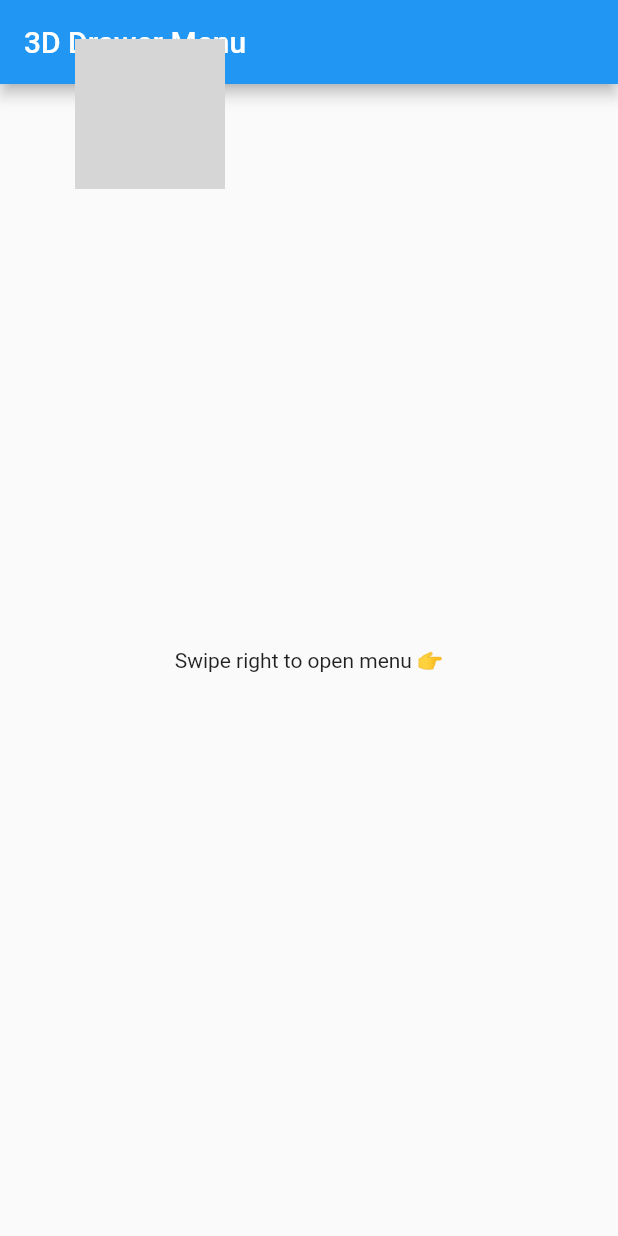
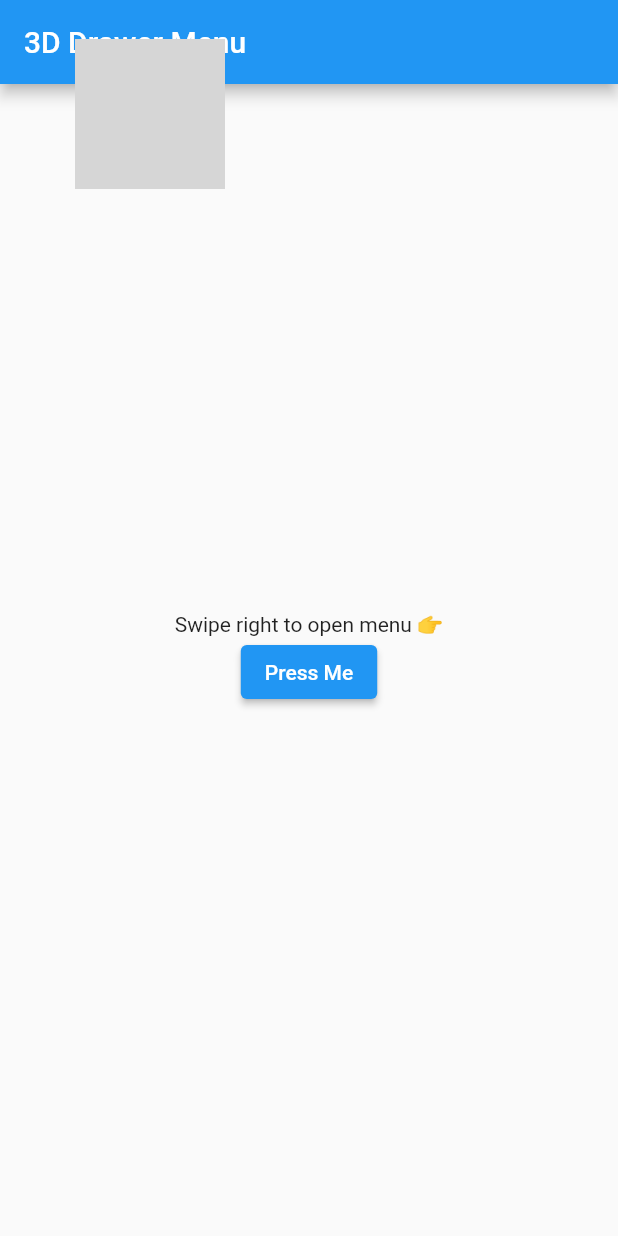
Before and after one commit to Mwita04/flutter_menu, a Flutter app: the screen it shows after launch, on a phone screen of 412 x 824 dp. Run offline on Flutter 3.47's test engine with Material 2 defaults, Android fonts, the phone set to English and light mode, and no system bars; network calls fail; grey boxes are pictures that could not be loaded.

Commit message:
commit on master

```diff
--- a/lib/main.dart
+++ b/lib/main.dart
@@ -1,4 +1,5 @@
 // ignore_for_file: use_key_in_widget_constructors, prefer_const_constructors, prefer_const_literals_to_create_immutables
+// --https://www.youtube.com/watch?v=ZHRhSFXqHJY&list=WL&index=10-- Link to the Video
 
 import 'package:flutter/material.dart';
 import 'dart:math';
@@ -120,28 +121,57 @@ class _HomePageState extends State<HomePage> {
           TweenAnimationBuilder(
               tween: Tween<double>(begin: 0, end: value),
               duration: Duration(milliseconds: 500),
+              curve: Curves.easeIn,
               builder: (_, double val, __) {
                 return (
                     //Lets create a transform widget
                     Transform(
+                  alignment: Alignment.center,
                   transform: Matrix4.identity()
                     ..setEntry(3, 2, 0.001)
-                    ..setEntry(
-                        0,
-                        3,
-                        200 *
-                            val) // this line will allow us translate the screen
+                    ..setEntry(0, 3, 200 * val)
                     ..rotateY((pi / 6) * val),
                   child: Scaffold(
                     appBar: AppBar(
                       title: Text("3D Drawer Menu"),
                     ),
-                    body: Center(child: Text("Swipe right to open menu 👉")),
+                    body: Center(
+                      child: Column(
+                        mainAxisAlignment: MainAxisAlignment.center,
+                        children: [
+                          Text("Swipe right to open menu 👉"),
+                          ElevatedButton(
+                              onPressed: () {}, child: Text("Press Me"))
+                        ],
+                      ),
+                    ),
                   ),
                 ));
               }),
 
           //Gesture detector that will allow us to open the drawer
+          GestureDetector(onHorizontalDragUpdate: (e) {
+            if (e.delta.dx > 0) {
+              setState(() {
+                value = 1;
+              });
+            } else {
+              setState(() {
+                value = 0;
+              });
+            }
+          }
+
+              // On tap can be implemented below but is not that appealing visually
+              /*/ onTap: () {
+              setState(() {
+                value == 0
+                    ? value = 1
+                    : value =
+                        0; //if the value = 0 then when we tap it becomes 1 else it will become 0
+              });
+            },*/
+              )
         ],
       ),
     );
```
